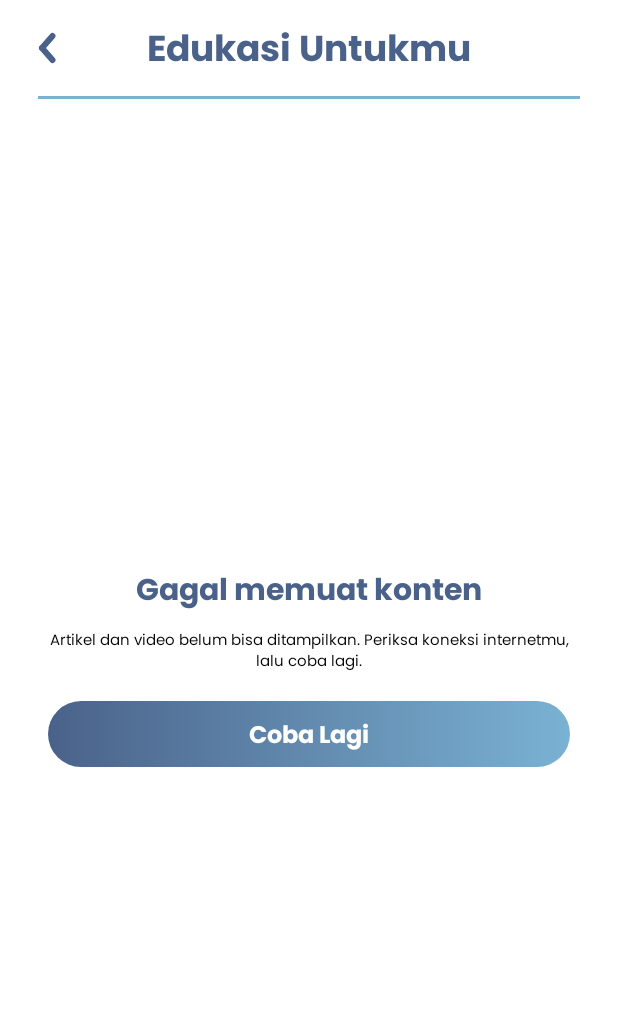
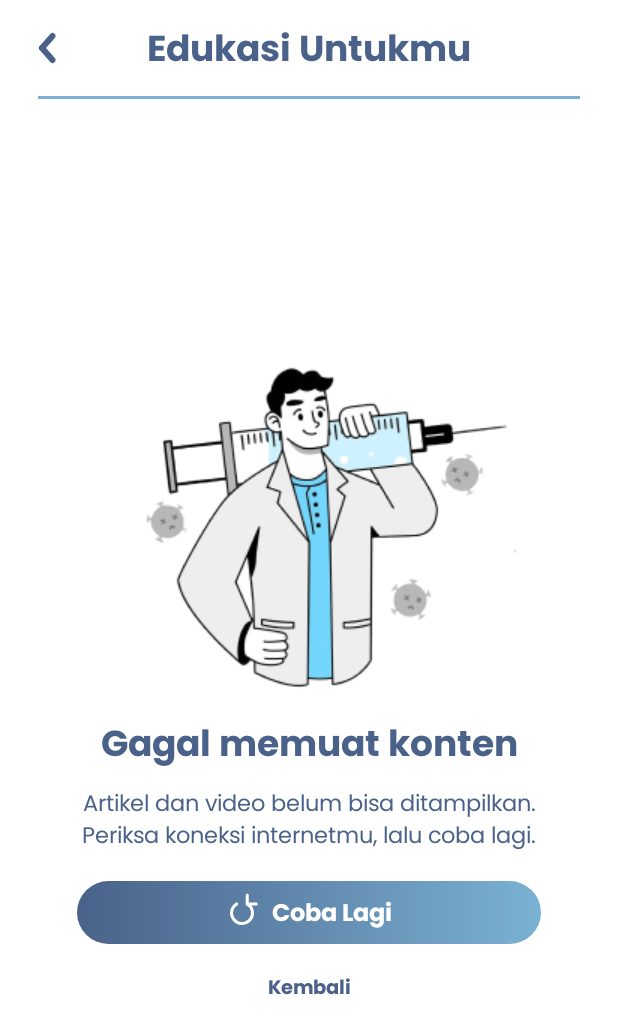
Before and after one commit to dvst05/OralHealthPlus, an Android app built with Jetpack Compose: the @Preview function PreviewGagal, on a phone screen of 412 x 824 dp. Shown: the top 1034 px of the screen. Run offline under Robolectric (Android 15) with nearby library versions, the phone set to English and light mode, and no system bars.

Commit message:
fix: ilustrasi dan tombol refresh di state gagal & kosong sesuai Figma

```diff
--- a/app/src/main/java/com/kelompok4/oralhealthplus/feature/education/EducationScreen.kt
+++ b/app/src/main/java/com/kelompok4/oralhealthplus/feature/education/EducationScreen.kt
@@ -1,5 +1,7 @@
 package com.kelompok4.oralhealthplus.feature.education
 
+import androidx.compose.foundation.Canvas
+import androidx.compose.foundation.Image
 import androidx.compose.foundation.background
 import androidx.compose.foundation.border
 import androidx.compose.foundation.clickable
@@ -14,9 +16,12 @@ import androidx.compose.foundation.layout.fillMaxWidth
 import androidx.compose.foundation.layout.height
 import androidx.compose.foundation.layout.padding
 import androidx.compose.foundation.layout.size
+import androidx.compose.foundation.layout.widthIn
 import androidx.compose.foundation.lazy.LazyColumn
 import androidx.compose.foundation.lazy.itemsIndexed
+import androidx.compose.foundation.rememberScrollState
 import androidx.compose.foundation.shape.RoundedCornerShape
+import androidx.compose.foundation.verticalScroll
 import androidx.compose.material3.CircularProgressIndicator
 import androidx.compose.material3.MaterialTheme
 import androidx.compose.material3.PrimaryTabRow
@@ -30,18 +35,28 @@ import androidx.compose.runtime.setValue
 import androidx.compose.ui.Alignment
 import androidx.compose.ui.Modifier
 import androidx.compose.ui.draw.clip
+import androidx.compose.ui.geometry.Offset
+import androidx.compose.ui.geometry.Size
+import androidx.compose.ui.graphics.Color
+import androidx.compose.ui.graphics.StrokeCap
+import androidx.compose.ui.graphics.drawscope.Stroke
+import androidx.compose.ui.layout.ContentScale
 import androidx.compose.ui.platform.LocalContext
 import androidx.compose.ui.platform.LocalUriHandler
+import androidx.compose.ui.res.painterResource
 import androidx.compose.ui.text.style.TextAlign
 import androidx.compose.ui.text.style.TextOverflow
 import androidx.compose.ui.tooling.preview.Preview
 import androidx.compose.ui.unit.dp
+import androidx.compose.ui.unit.sp
 import androidx.lifecycle.compose.collectAsStateWithLifecycle
 import androidx.lifecycle.viewmodel.compose.viewModel
+import com.kelompok4.oralhealthplus.R
 import com.kelompok4.oralhealthplus.ui.components.GradientButton
 import com.kelompok4.oralhealthplus.ui.components.LabelChip
 import com.kelompok4.oralhealthplus.ui.components.ScreenHeader
 import com.kelompok4.oralhealthplus.ui.theme.OralHealthPlusTheme
+import com.kelompok4.oralhealthplus.ui.theme.PrimaryGradient
 import java.text.SimpleDateFormat
 import java.util.Date
 import java.util.Locale
@@ -98,9 +113,24 @@ fun EducationScreen(
             }
 
             is EducationUiState.Gagal -> KondisiTengah {
-                Text("Gagal memuat konten", style = MaterialTheme.typography.titleLarge, color = MaterialTheme.colorScheme.primary)
-                Text(state.pesan, style = MaterialTheme.typography.bodyMedium, textAlign = TextAlign.Center)
-                GradientButton("Coba Lagi", onClick = onCobaLagi, modifier = Modifier.padding(top = 8.dp))
+                // Figma "State Gagal Memuat": ilustrasi dokter (tutorial1) 276×251
+                Image(
+                    painterResource(R.drawable.onboarding_1), contentDescription = null,
+                    contentScale = ContentScale.Fit, modifier = Modifier.size(width = 276.dp, height = 251.dp),
+                )
+                Text(
+                    "Gagal memuat konten", style = MaterialTheme.typography.headlineMedium,
+                    color = MaterialTheme.colorScheme.primary, textAlign = TextAlign.Center,
+                )
+                Text(
+                    state.pesan, style = MaterialTheme.typography.bodyMedium.copy(fontSize = 15.sp),
+                    color = MaterialTheme.colorScheme.primary, textAlign = TextAlign.Center,
+                )
+                TombolCobaLagi(onCobaLagi)
+                Text(
+                    "Kembali", style = MaterialTheme.typography.titleSmall, color = MaterialTheme.colorScheme.primary,
+                    modifier = Modifier.clip(RoundedCornerShape(8.dp)).clickable(onClick = onBack).padding(8.dp),
+                )
             }
 
             is EducationUiState.Sukses -> {
@@ -143,6 +173,11 @@ private fun KartuBelumAdaHasil(onCekMulut: () -> Unit) {
         horizontalAlignment = Alignment.CenterHorizontally,
         verticalArrangement = Arrangement.spacedBy(8.dp),
     ) {
+        // Figma "State Kosong": ilustrasi dokter (tutorial3) 148×134
+        Image(
+            painterResource(R.drawable.onboarding_3), contentDescription = null,
+            contentScale = ContentScale.Fit, modifier = Modifier.size(width = 148.dp, height = 134.dp),
+        )
         Text("Belum ada hasil pemeriksaan", style = MaterialTheme.typography.titleMedium, color = MaterialTheme.colorScheme.primary)
         Text(
             "Lakukan Cek Mulut agar rekomendasi sesuai kondisimu. Sementara itu, berikut konten umum kesehatan mulut.",
@@ -183,10 +218,50 @@ private fun KartuKonten(konten: EducationContent, palingRelevan: Boolean, onClic
     }
 }
 
+/** Tombol "Coba Lagi" dengan ikon refresh, sesuai Figma (gradien, lebar maks 309, radius 30). */
+@Composable
+private fun TombolCobaLagi(onClick: () -> Unit) {
+    Row(
+        Modifier
+            .padding(top = 8.dp)
+            .widthIn(max = 309.dp)
+            .fillMaxWidth()
+            .clip(RoundedCornerShape(30.dp))
+            .background(PrimaryGradient)
+            .clickable(onClick = onClick)
+            .padding(10.dp),
+        horizontalArrangement = Arrangement.spacedBy(10.dp, Alignment.CenterHorizontally),
+        verticalAlignment = Alignment.CenterVertically,
+    ) {
+        IkonRefresh(Modifier.size(20.dp))
+        Text("Coba Lagi", style = MaterialTheme.typography.labelLarge, color = Color.White)
+    }
+}
+
+/** Ikon refresh digambar dengan Canvas (lingkaran terbuka + mata panah), tanpa library ikon tambahan. */
+@Composable
+private fun IkonRefresh(modifier: Modifier) {
+    Canvas(modifier) {
+        val tebal = size.minDimension * 0.1f
+        val inset = tebal * 1.5f
+        drawArc(
+            color = Color.White, startAngle = -60f, sweepAngle = 300f, useCenter = false,
+            topLeft = Offset(inset, inset), size = Size(size.width - 2 * inset, size.height - 2 * inset),
+            style = Stroke(width = tebal, cap = StrokeCap.Round),
+        )
+        // mata panah di ujung awal busur (kanan atas)
+        val r = (size.minDimension - 2 * inset) / 2
+        val ujung = Offset(center.x + r * 0.5f, center.y - r * 0.866f)
+        val panjang = size.minDimension * 0.3f
+        drawLine(Color.White, ujung, ujung + Offset(panjang, 0f), tebal, StrokeCap.Round)
+        drawLine(Color.White, ujung, ujung + Offset(0f, -panjang), tebal, StrokeCap.Round)
+    }
+}
+
 @Composable
 private fun KondisiTengah(isi: @Composable () -> Unit) {
     Column(
-        Modifier.fillMaxSize().padding(32.dp),
+        Modifier.fillMaxSize().verticalScroll(rememberScrollState()).padding(32.dp),
         horizontalAlignment = Alignment.CenterHorizontally,
         verticalArrangement = Arrangement.spacedBy(12.dp, Alignment.CenterVertically),
     ) { isi() }
```
